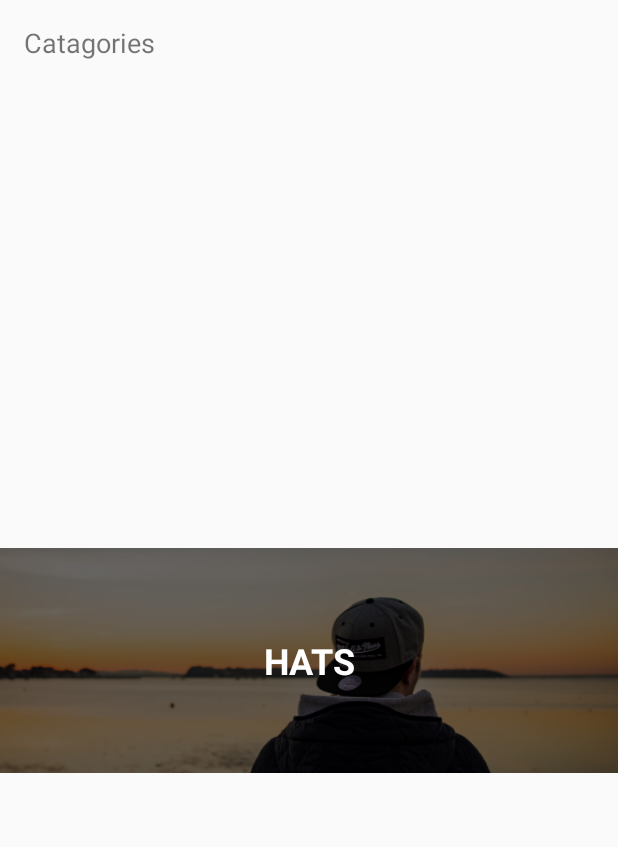
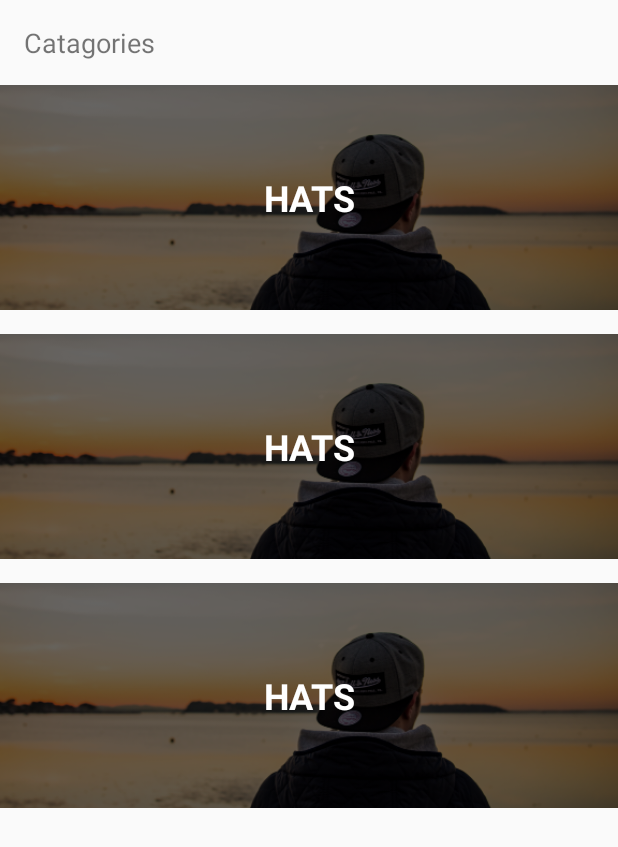
Before and after one commit to looby10120/CoderSwag, an Android app: the layout activity_main.xml on its own in the app's theme, with its tools: preview values and no code run, on a phone screen of 412 x 824 dp. Shown: the top 847 px of the screen. Run offline under Robolectric (Android 15) with nearby library versions, the phone set to English and light mode, and no system bars.

```diff
--- a/app/src/main/res/layout/category_list_item.xml
+++ b/app/src/main/res/layout/category_list_item.xml
@@ -4,7 +4,7 @@
     xmlns:app="http://schemas.android.com/apk/res-auto"
     xmlns:tools="http://schemas.android.com/tools"
     android:layout_width="match_parent"
-    android:layout_height="match_parent">
+    android:layout_height="wrap_content">
 
     <ImageView
         android:id="@+id/categoryImage"
@@ -14,8 +14,7 @@
         app:layout_constraintEnd_toEndOf="parent"
         app:layout_constraintStart_toStartOf="parent"
         app:layout_constraintTop_toTopOf="parent"
-        android:layout_marginTop="8dp"
-        android:layout_marginBottom="8dp"
+        android:layout_marginBottom="16dp"
         android:scaleType="centerCrop"
         tools:srcCompat="@drawable/hatimage" />
 
```
Also changed, not shown: app/src/main/java/com/example/coderswag/Adapter/CategoryRecyclerAdapter.kt (added, +45 -0 lines), app/src/main/java/com/example/coderswag/Controller/MainActivity.kt (+8 -2 lines).
